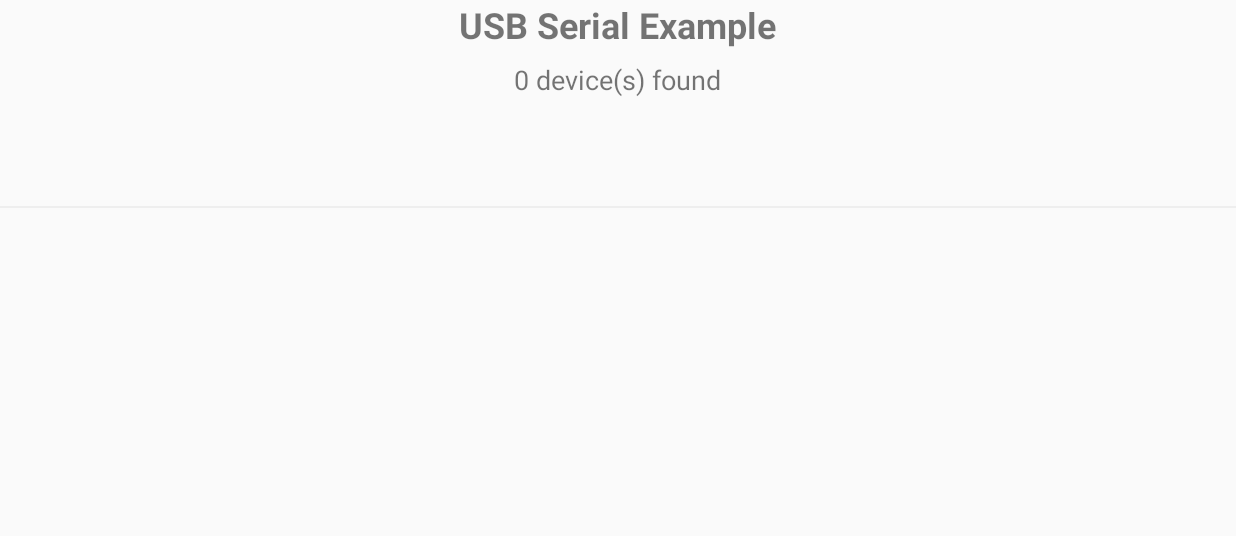
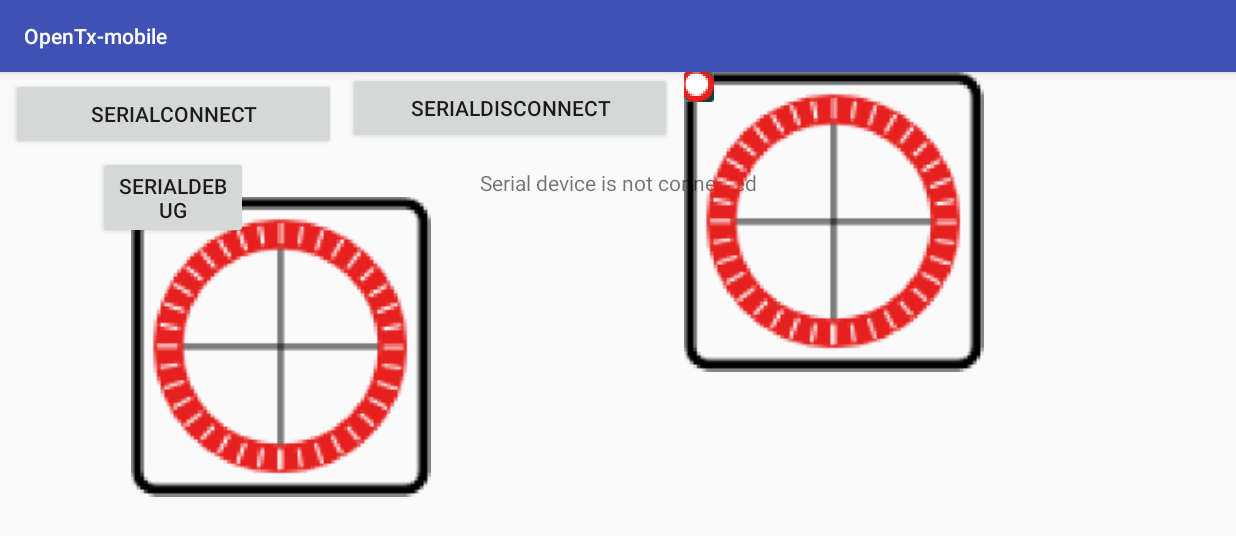
Before and after one commit to c1byte/OpenTX-Mobile, an Android app: the screen it shows after launch (DeviceListActivity before the commit, MainActivity after it), after a tap on "SERIALDEBUG", on a phone screen of 824 x 412 dp (held sideways). Shown: the top 536 px of the screen. Run offline under Robolectric (Android 15) with nearby library versions, the phone set to English and light mode, and no system bars.

Commit message:
Remove Devicelist code Connect anytime

```diff
--- a/OpenTxmobile/app/src/main/AndroidManifest.xml
+++ b/OpenTxmobile/app/src/main/AndroidManifest.xml
@@ -32,9 +32,6 @@
             android:name=".SerialConsoleActivity"
             android:label="@string/title_activity_serial_console" />
         <activity
-            android:name=".DeviceListActivity"
-            android:label="@string/title_activity_device_list" />
-        <activity
             android:name=".SettingsActivity"
             android:label="@string/title_activity_settings"></activity>
     </application>
--- a/OpenTxmobile/app/src/main/java/com/choi_n_yang/opentx_mobile/opentx_mobile/DeviceListActivity.java
+++ /dev/null
@@ -1,180 +0,0 @@
-package com.choi_n_yang.opentx_mobile.opentx_mobile;
-
-import android.app.Activity;
-import android.content.Context;
-import android.hardware.usb.UsbDevice;
-import android.hardware.usb.UsbManager;
-import android.os.AsyncTask;
-import android.os.Bundle;
-import android.os.Handler;
-import android.os.Message;
-import android.os.SystemClock;
-import android.util.Log;
-import android.view.LayoutInflater;
-import android.view.View;
-import android.view.ViewGroup;
-import android.widget.AdapterView;
-import android.widget.ArrayAdapter;
-import android.widget.ListView;
-import android.widget.ProgressBar;
-import android.widget.TextView;
-import android.widget.TwoLineListItem;
-
-import com.choi_n_yang.opentx_mobile.opentx_mobile.usbserial.driver.UsbSerialDriver;
-import com.choi_n_yang.opentx_mobile.opentx_mobile.usbserial.driver.UsbSerialPort;
-import com.choi_n_yang.opentx_mobile.opentx_mobile.usbserial.driver.UsbSerialProber;
-import com.choi_n_yang.opentx_mobile.opentx_mobile.usbserial.util.HexDump;
-
-import java.util.ArrayList;
-import java.util.List;
-
-public class DeviceListActivity extends Activity {
-
-    private final String TAG = DeviceListActivity.class.getSimpleName();
-
-    private UsbManager mUsbManager;
-    private ListView mListView;
-    private TextView mProgressBarTitle;
-    private ProgressBar mProgressBar;
-
-    private static final int MESSAGE_REFRESH = 101;
-    private static final long REFRESH_TIMEOUT_MILLIS = 5000;
-
-    private final Handler mHandler = new Handler() {
-        @Override
-        public void handleMessage(Message msg) {
-            switch (msg.what) {
-                case MESSAGE_REFRESH:
-                    refreshDeviceList();
-                    mHandler.sendEmptyMessageDelayed(MESSAGE_REFRESH, REFRESH_TIMEOUT_MILLIS);
-                    break;
-                default:
-                    super.handleMessage(msg);
-                    break;
-            }
-        }
-
-    };
-
-    private List<UsbSerialPort> mEntries = new ArrayList<UsbSerialPort>();
-    private ArrayAdapter<UsbSerialPort> mAdapter;
-
-    @Override
-    public void onCreate(Bundle savedInstanceState) {
-        super.onCreate(savedInstanceState);
-        setContentView(R.layout.activity_device_list);
-
-        mUsbManager = (UsbManager) getSystemService(Context.USB_SERVICE);
-        mListView = (ListView) findViewById(R.id.deviceList);
-        mProgressBar = (ProgressBar) findViewById(R.id.progressBar);
-        mProgressBarTitle = (TextView) findViewById(R.id.progressBarTitle);
-
-        mAdapter = new ArrayAdapter<UsbSerialPort>(this,
-                android.R.layout.simple_expandable_list_item_2, mEntries) {
-            @Override
-            public View getView(int position, View convertView, ViewGroup parent) {
-                final TwoLineListItem row;
-                if (convertView == null){
-                    final LayoutInflater inflater =
-                            (LayoutInflater) getSystemService(Context.LAYOUT_INFLATER_SERVICE);
-                    row = (TwoLineListItem) inflater.inflate(android.R.layout.simple_list_item_2, null);
-                } else {
-                    row = (TwoLineListItem) convertView;
-                }
-
-                final UsbSerialPort port = mEntries.get(position);
-                final UsbSerialDriver driver = port.getDriver();
-                final UsbDevice device = driver.getDevice();
-
-                final String title = String.format("Vendor %s Product %s",
-                        HexDump.toHexString((short) device.getVendorId()),
-                        HexDump.toHexString((short) device.getProductId()));
-                row.getText1().setText(title);
-
-                final String subtitle = driver.getClass().getSimpleName();
-                row.getText2().setText(subtitle);
-
-                return row;
-            }
-
-        };
-        mListView.setAdapter(mAdapter);
-
-        mListView.setOnItemClickListener(new ListView.OnItemClickListener() {
-            @Override
-            public void onItemClick(AdapterView<?> parent, View view, int position, long id) {
-                Log.d(TAG, "Pressed item " + position);
-                if (position >= mEntries.size()) {
-                    Log.w(TAG, "Illegal position.");
-                    return;
-                }
-
-                final UsbSerialPort port = mEntries.get(position);
-                showConsoleActivity(port);
-            }
-        });
-    }
-
-    @Override
-    protected void onResume() {
-        super.onResume();
-        mHandler.sendEmptyMessage(MESSAGE_REFRESH);
-    }
-
-    @Override
-    protected void onPause() {
-        super.onPause();
-        mHandler.removeMessages(MESSAGE_REFRESH);
-    }
-
-    private void refreshDeviceList() {
-        showProgressBar();
-
-        new AsyncTask<Void, Void, List<UsbSerialPort>>() {
-            @Override
-            protected List<UsbSerialPort> doInBackground(Void... params) {
-                Log.d(TAG, "Refreshing device list ...");
-                SystemClock.sleep(1000);
-
-                final List<UsbSerialDriver> drivers =
-                        UsbSerialProber.getDefaultProber().findAllDrivers(mUsbManager);
-
-                final List<UsbSerialPort> result = new ArrayList<UsbSerialPort>();
-                for (final UsbSerialDriver driver : drivers) {
-                    final List<UsbSerialPort> ports = driver.getPorts();
-                    Log.d(TAG, String.format("+ %s: %s port%s",
-                            driver, Integer.valueOf(ports.size()), ports.size() == 1 ? "" : "s"));
-                    result.addAll(ports);
-                }
-
-                return result;
-            }
-
-            @Override
-            protected void onPostExecute(List<UsbSerialPort> result) {
-                mEntries.clear();
-                mEntries.addAll(result);
-                mAdapter.notifyDataSetChanged();
-                mProgressBarTitle.setText(
-                        String.format("%s device(s) found",Integer.valueOf(mEntries.size())));
-                hideProgressBar();
-                Log.d(TAG, "Done refreshing, " + mEntries.size() + " entries found.");
-            }
-
-        }.execute((Void) null);
-    }
-
-    private void showProgressBar() {
-        mProgressBar.setVisibility(View.VISIBLE);
-        mProgressBarTitle.setText(R.string.refreshing);
-    }
-
-    private void hideProgressBar() {
-        mProgressBar.setVisibility(View.INVISIBLE);
-    }
-
-    private void showConsoleActivity(UsbSerialPort port) {
-        SerialConsoleActivity.show(this, port);
-    }
-
-}
--- a/OpenTxmobile/app/src/main/java/com/choi_n_yang/opentx_mobile/opentx_mobile/MainActivity.java
+++ b/OpenTxmobile/app/src/main/java/com/choi_n_yang/opentx_mobile/opentx_mobile/MainActivity.java
@@ -26,30 +26,38 @@ public class MainActivity extends AppCompatActivity {
     private UsbSerialPort port;
     public void  onClick(View view) {
 
-        Intent intent = new Intent(this, DeviceListActivity.class);
-        startActivity(intent);
+        this.updateConnectionStatus();
+        if (m_App.getUsbSerialPort() != null) {
+            port = m_App.getUsbSerialPort();
+            SerialConsoleActivity.show(this, port);
 
-        port = m_App.getUsbSerialPort();
-        SerialConsoleActivity.show(this, port);
+        }
 
     }
 
 
 
     public void onConnect(View view) {
+
+        m_App.openUsbSerialPort();
+        this.updateConnectionStatus();
+
+
+    }
+    public void onDisConnect(View view){
+
+        m_App.closeUsbSerialPort();
+        this.updateConnectionStatus();
+    }
+
+    public void updateConnectionStatus(){
         TextView statusTextView;
         statusTextView = (TextView) findViewById(R.id.txtStatusView);
-
-        m_App.openUsbSerialPort();
-
         if (m_App.getUsbSerialPort() == null) {
             statusTextView.setText("Serial device is not connected");
         } else {
             statusTextView.setText("Serial device: " + m_App.getUsbSerialPort().getClass().getSimpleName());
         }
     }
-    public void onDisConnect(View view){
 
-        m_App.closeUsbSerialPort();
-    }
 }
--- a/OpenTxmobile/app/src/main/res/layout/activity_device_list.xml
+++ /dev/null
@@ -1,49 +0,0 @@
-<?xml version="1.0" encoding="utf-8"?>
-<RelativeLayout xmlns:android="http://schemas.android.com/apk/res/android"
-    android:layout_width="match_parent"
-    android:layout_height="match_parent" >
-
-    <TextView
-        android:id="@+id/demoTitle"
-        android:layout_width="wrap_content"
-        android:layout_height="wrap_content"
-        android:layout_alignParentTop="true"
-        android:layout_centerHorizontal="true"
-        android:text="@string/app_title"
-        android:textSize="24sp"
-        android:textStyle="bold" />
-
-    <TextView
-        android:id="@+id/progressBarTitle"
-        android:layout_width="wrap_content"
-        android:layout_height="wrap_content"
-        android:layout_below="@+id/demoTitle"
-        android:layout_centerHorizontal="true"
-        android:text="@string/refreshing"
-        android:padding="8dp"
-        android:textSize="18sp" />
-
-    <ProgressBar
-        android:id="@+id/progressBar"
-        android:layout_width="match_parent"
-        android:layout_height="wrap_content"
-        android:layout_below="@+id/progressBarTitle"
-        android:layout_centerHorizontal="true"
-        android:padding="8dp"
-        android:indeterminate="true" />
-
-    <View
-        android:id="@+id/separator"
-        android:layout_width="match_parent"
-        android:layout_height="1dip"
-        android:layout_below="@+id/progressBar"
-        android:layout_centerHorizontal="true"
-        android:background="#eeeeee" />
-
-    <ListView
-        android:id="@+id/deviceList"
-        android:layout_width="match_parent"
-        android:layout_height="wrap_content"
-        android:layout_below="@+id/separator" />
-
-</RelativeLayout>
```
